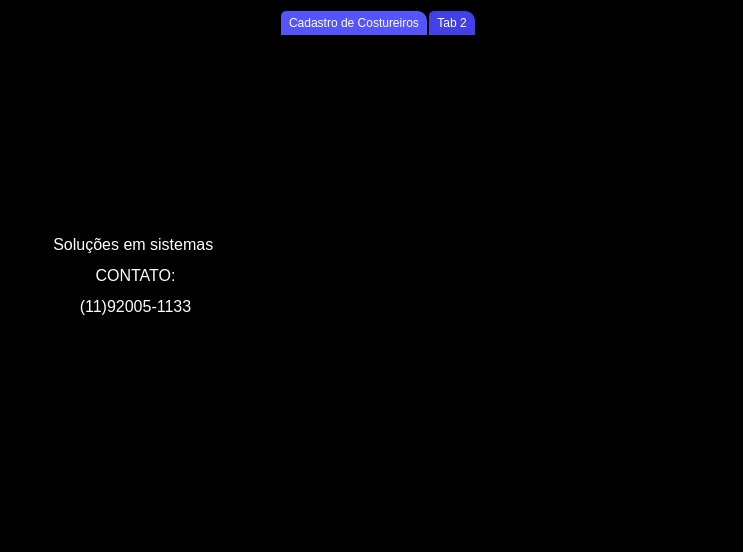
First picture: the form in OficinaDeCostura.ui, repository Kennedy7Sa/Projeto_Oficina_GUI_PyQt6, before the edit.
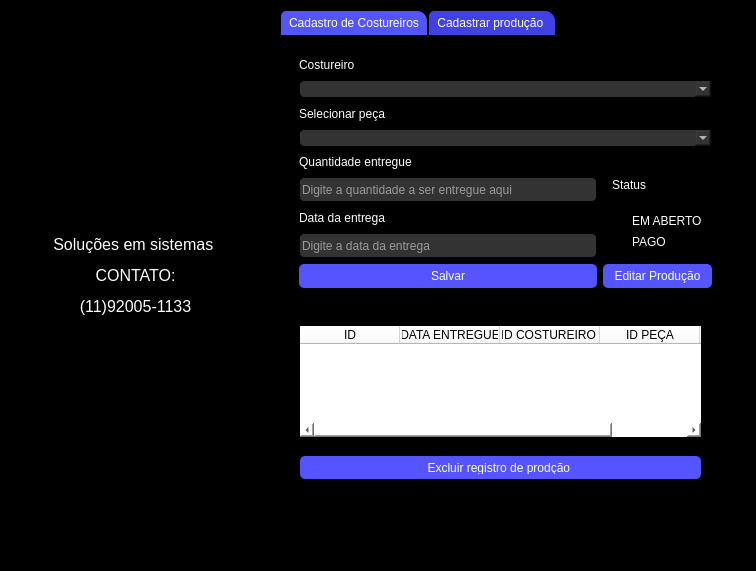
Second picture: the form after the edit. The open tabs and pages were chosen to show the change. Icons and pictures are not drawn.

Commit message: aba de produção

Patch:
```diff
--- a/OficinaDeCostura.ui
+++ b/OficinaDeCostura.ui
@@ -6,8 +6,8 @@
    <rect>
     <x>0</x>
     <y>0</y>
-    <width>743</width>
-    <height>552</height>
+    <width>756</width>
+    <height>571</height>
    </rect>
   </property>
   <property name="windowTitle">
@@ -281,8 +281,285 @@
     </widget>
     <widget class="QWidget" name="tab_2">
      <attribute name="title">
-      <string>Tab 2</string>
+      <string>Cadastrar produção </string>
      </attribute>
+     <widget class="QFrame" name="frame_producao">
+      <property name="geometry">
+       <rect>
+        <x>10</x>
+        <y>10</y>
+        <width>431</width>
+        <height>251</height>
+       </rect>
+      </property>
+      <property name="minimumSize">
+       <size>
+        <width>0</width>
+        <height>0</height>
+       </size>
+      </property>
+      <property name="styleSheet">
+       <string notr="true">QLineEdit {
+    border-radius: 5px;
+    border: 1px solid #000; /* exemplo de borda preta */
+    color: rgb(255, 255, 255); /* cor do texto */
+    background-color: #333; /* opcional, só pra destacar o branco */
+}
+
+QComboBox {
+    border-radius: 5px;
+    border: 1px solid #000; /* exemplo de borda preta */
+    color: rgb(255, 255, 255); /* cor do texto */
+    background-color: #333; /* opcional, só pra destacar o branco */
+}
+QComboBox QAbstractItemView {
+    background-color: #222;  /* cor do fundo da lista */
+    color: white;            /* cor do texto da lista */
+    selection-background-color: #555;  /* cor de fundo do item selecionado */
+    selection-color: white;            /* cor do texto do item selecionado */
+    border: 1px solid #000;
+}
+
+QRadioButton{
+	color: rgb(255, 255, 255);}</string>
+      </property>
+      <property name="frameShape">
+       <enum>QFrame::StyledPanel</enum>
+      </property>
+      <property name="frameShadow">
+       <enum>QFrame::Raised</enum>
+      </property>
+      <layout class="QGridLayout" name="gridLayout_2">
+       <item row="0" column="0">
+        <widget class="QLabel" name="label_8">
+         <property name="text">
+          <string>Costureiro </string>
+         </property>
+        </widget>
+       </item>
+       <item row="1" column="0" colspan="2">
+        <widget class="QComboBox" name="Cmb_selecionar_costureiro">
+         <property name="styleSheet">
+          <string notr="true">alternate-background-color: rgb(255, 255, 255);</string>
+         </property>
+        </widget>
+       </item>
+       <item row="2" column="0">
+        <widget class="QLabel" name="label_9">
+         <property name="text">
+          <string>Selecionar peça </string>
+         </property>
+        </widget>
+       </item>
+       <item row="3" column="0" colspan="2">
+        <widget class="QComboBox" name="Cmb_selecionar_peca"/>
+       </item>
+       <item row="4" column="0">
+        <widget class="QLabel" name="label_7">
+         <property name="text">
+          <string>Quantidade entregue </string>
+         </property>
+        </widget>
+       </item>
+       <item row="4" column="1" rowspan="4">
+        <widget class="QFrame" name="Frame_status">
+         <property name="frameShape">
+          <enum>QFrame::StyledPanel</enum>
+         </property>
+         <property name="frameShadow">
+          <enum>QFrame::Raised</enum>
+         </property>
+         <layout class="QVBoxLayout" name="verticalLayout">
+          <item>
+           <widget class="QLabel" name="label_6">
+            <property name="text">
+             <string>Status </string>
+            </property>
+           </widget>
+          </item>
+          <item>
+           <widget class="QRadioButton" name="rdb_em_eberto">
+            <property name="text">
+             <string>EM ABERTO</string>
+            </property>
+           </widget>
+          </item>
+          <item>
+           <widget class="QRadioButton" name="rdb_pago">
+            <property name="text">
+             <string>PAGO</string>
+            </property>
+           </widget>
+          </item>
+         </layout>
+        </widget>
+       </item>
+       <item row="5" column="0">
+        <widget class="QLineEdit" name="txt_qtd_entregue">
+         <property name="minimumSize">
+          <size>
+           <width>0</width>
+           <height>25</height>
+          </size>
+         </property>
+         <property name="styleSheet">
+          <string notr="true"/>
+         </property>
+         <property name="placeholderText">
+          <string>Digite a quantidade a ser entregue aqui</string>
+         </property>
+        </widget>
+       </item>
+       <item row="6" column="0">
+        <widget class="QLabel" name="label_5">
+         <property name="text">
+          <string>Data da entrega </string>
+         </property>
+        </widget>
+       </item>
+       <item row="7" column="0">
+        <widget class="QLineEdit" name="txt_data_entrega">
+         <property name="minimumSize">
+          <size>
+           <width>0</width>
+           <height>25</height>
+          </size>
+         </property>
+         <property name="styleSheet">
+          <string notr="true"/>
+         </property>
+         <property name="placeholderText">
+          <string>Digite a data da entrega </string>
+         </property>
+        </widget>
+       </item>
+       <item row="8" column="0">
+        <widget class="QPushButton" name="btn_salvar_producao">
+         <property name="styleSheet">
+          <string notr="true">QPushButton {
+    background-color: rgb(85, 85, 255);
+    color: rgb(255, 255, 255);
+    border-radius: 5px;
+    padding: 5px 10px;
+    border: none;
+}
+
+QPushButton:hover {
+    background-color: rgb(65, 65, 230); /* cor mais escura no hover */
+}
+</string>
+         </property>
+         <property name="text">
+          <string>Salvar</string>
+         </property>
+        </widget>
+       </item>
+       <item row="8" column="1">
+        <widget class="QPushButton" name="btn_editar_producao">
+         <property name="styleSheet">
+          <string notr="true">QPushButton {
+    background-color: rgb(85, 85, 255);
+    color: rgb(255, 255, 255);
+    border-radius: 5px;
+    padding: 5px 10px;
+    border: none;
+}
+
+QPushButton:hover {
+    background-color: rgb(65, 65, 230); /* cor mais escura no hover */
+}
+</string>
+         </property>
+         <property name="text">
+          <string>Editar Produção</string>
+         </property>
+        </widget>
+       </item>
+      </layout>
+     </widget>
+     <widget class="QFrame" name="frame_2">
+      <property name="geometry">
+       <rect>
+        <x>10</x>
+        <y>270</y>
+        <width>411</width>
+        <height>211</height>
+       </rect>
+      </property>
+      <property name="frameShape">
+       <enum>QFrame::StyledPanel</enum>
+      </property>
+      <property name="frameShadow">
+       <enum>QFrame::Raised</enum>
+      </property>
+      <widget class="QTableWidget" name="tableWidget">
+       <property name="geometry">
+        <rect>
+         <x>10</x>
+         <y>20</y>
+         <width>401</width>
+         <height>111</height>
+        </rect>
+       </property>
+       <property name="styleSheet">
+        <string notr="true">background-color: rgb(255, 255, 255);
+gridline-color: rgb(0, 0, 0);
+selection-color: rgb(170, 170, 255);</string>
+       </property>
+       <column>
+        <property name="text">
+         <string>ID</string>
+        </property>
+       </column>
+       <column>
+        <property name="text">
+         <string>DATA ENTREGUE</string>
+        </property>
+       </column>
+       <column>
+        <property name="text">
+         <string>ID COSTUREIRO </string>
+        </property>
+       </column>
+       <column>
+        <property name="text">
+         <string>ID PEÇA</string>
+        </property>
+       </column>
+       <column>
+        <property name="text">
+         <string>STATUS</string>
+        </property>
+       </column>
+      </widget>
+      <widget class="QPushButton" name="btn_salvar_producao_2">
+       <property name="geometry">
+        <rect>
+         <x>10</x>
+         <y>150</y>
+         <width>401</width>
+         <height>23</height>
+        </rect>
+       </property>
+       <property name="styleSheet">
+        <string notr="true">QPushButton {
+    background-color: rgb(85, 85, 255);
+    color: rgb(255, 255, 255);
+    border-radius: 5px;
+    padding: 5px 10px;
+    border: none;
+}
+
+QPushButton:hover {
+    background-color: rgb(65, 65, 230); /* cor mais escura no hover */
+}
+</string>
+       </property>
+       <property name="text">
+        <string>Excluir registro de prodção </string>
+       </property>
+      </widget>
+     </widget>
     </widget>
    </widget>
    <widget class="QLabel" name="label_4">
```
Left out of the diff: 2 changed lines with no effect on the pictures. The commit also changes 2 other files.
